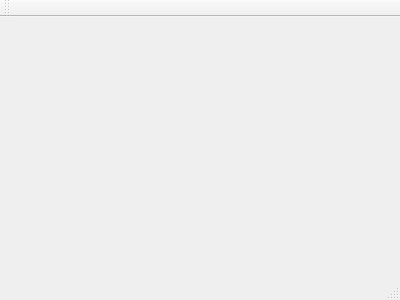
The window that A7-Parachutes/A7-Parachutes/mainwindow.ui (thePeterPan/CS3505-2016) describes before a commit, drawn with Qt 5.
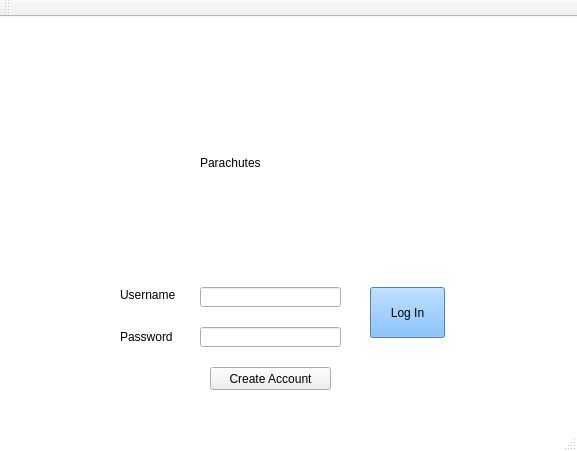
The same window after the commit. Icons and pictures are not drawn.

The edit to the form file:
```diff
--- a/A7-Parachutes/A7-Parachutes/mainwindow.ui
+++ b/A7-Parachutes/A7-Parachutes/mainwindow.ui
@@ -1,24 +1,182 @@
 <ui version="4.0">
  <class>MainWindow</class>
- <widget class="QMainWindow" name="MainWindow" >
-  <property name="geometry" >
+ <widget class="QMainWindow" name="MainWindow">
+  <property name="geometry">
    <rect>
     <x>0</x>
     <y>0</y>
-    <width>400</width>
-    <height>300</height>
+    <width>577</width>
+    <height>451</height>
    </rect>
   </property>
   <property name="windowTitle" >
    <string>MainWindow</string>
   </property>
-  <widget class="QMenuBar" name="menuBar" />
-  <widget class="QToolBar" name="mainToolBar" />
-  <widget class="QWidget" name="centralWidget" />
-  <widget class="QStatusBar" name="statusBar" />
+  <property name="styleSheet">
+   <string notr="true">QMainWindow{
+background-color: rgb(255, 255, 255);
+
+}
+
+Qwidget{
+background-color: rgb(255, 255, 255);
+
+}</string>
+  </property>
+  <widget class="QWidget" name="centralWidget">
+   <widget class="QLabel" name="imageLabel">
+    <property name="geometry">
+     <rect>
+      <x>160</x>
+      <y>40</y>
+      <width>251</width>
+      <height>201</height>
+     </rect>
+    </property>
+    <property name="text">
+     <string/>
+    </property>
+    <property name="pixmap">
+     <pixmap resource="images.qrc">:/C:/Users/dguser/Desktop/cloud.png</pixmap>
+    </property>
+   </widget>
+   <widget class="QLabel" name="username">
+    <property name="geometry">
+     <rect>
+      <x>200</x>
+      <y>130</y>
+      <width>171</width>
+      <height>31</height>
+     </rect>
+    </property>
+    <property name="styleSheet">
+     <string notr="true">font: 75 22pt &quot;Fixedsys&quot;;</string>
+    </property>
+    <property name="text">
+     <string>Parachutes</string>
+    </property>
+   </widget>
+   <widget class="QLabel" name="username_2">
+    <property name="geometry">
+     <rect>
+      <x>120</x>
+      <y>270</y>
+      <width>71</width>
+      <height>16</height>
+     </rect>
+    </property>
+    <property name="styleSheet">
+     <string notr="true">font: 9pt &quot;Fixedsys&quot;;</string>
+    </property>
+    <property name="text">
+     <string>Username</string>
+    </property>
+   </widget>
+   <widget class="QLabel" name="label">
+    <property name="geometry">
+     <rect>
+      <x>120</x>
+      <y>310</y>
+      <width>71</width>
+      <height>20</height>
+     </rect>
+    </property>
+    <property name="styleSheet">
+     <string notr="true">font: 9pt &quot;Fixedsys&quot;;</string>
+    </property>
+    <property name="text">
+     <string>Password</string>
+    </property>
+   </widget>
+   <widget class="QPushButton" name="pushButton">
+    <property name="geometry">
+     <rect>
+      <x>370</x>
+      <y>270</y>
+      <width>75</width>
+      <height>51</height>
+     </rect>
+    </property>
+    <property name="styleSheet">
+     <string notr="true">QPushButton{
+	font: 9pt &quot;Fixedsys&quot;;
+	background-color: rgb(102, 178, 255);
+
+
+}</string>
+    </property>
+    <property name="text">
+     <string>Log In</string>
+    </property>
+   </widget>
+   <widget class="QPushButton" name="pushButton_2">
+    <property name="geometry">
+     <rect>
+      <x>210</x>
+      <y>350</y>
+      <width>121</width>
+      <height>23</height>
+     </rect>
+    </property>
+    <property name="styleSheet">
+     <string notr="true">QPushButton{
+font: 9pt &quot;Fixedsys&quot;;
+}</string>
+    </property>
+    <property name="text">
+     <string>Create Account</string>
+    </property>
+   </widget>
+   <widget class="QLineEdit" name="lineEdit">
+    <property name="geometry">
+     <rect>
+      <x>200</x>
+      <y>270</y>
+      <width>141</width>
+      <height>20</height>
+     </rect>
+    </property>
+   </widget>
+   <widget class="QLineEdit" name="lineEdit_2">
+    <property name="geometry">
+     <rect>
+      <x>200</x>
+      <y>310</y>
+      <width>141</width>
+      <height>20</height>
+     </rect>
+    </property>
+    <property name="inputMethodHints">
+     <set>Qt::ImhHiddenText|Qt::ImhSensitiveData</set>
+    </property>
+    <property name="inputMask">
+     <string/>
+    </property>
+   </widget>
+  </widget>
+  <widget class="QMenuBar" name="menuBar">
+   <property name="geometry">
+    <rect>
+     <x>0</x>
+     <y>0</y>
+     <width>577</width>
+     <height>23</height>
+    </rect>
+   </property>
+  </widget>
+  <widget class="QToolBar" name="mainToolBar">
+   <attribute name="toolBarArea">
+    <enum>TopToolBarArea</enum>
+   </attribute>
+   <attribute name="toolBarBreak">
+    <bool>false</bool>
+   </attribute>
+  </widget>
+  <widget class="QStatusBar" name="statusBar"/>
  </widget>
- <layoutDefault spacing="6" margin="11" />
- <pixmapfunction></pixmapfunction>
- <resources/>
+ <layoutdefault spacing="6" margin="11"/>
+ <resources>
+  <include location="images.qrc"/>
+ </resources>
  <connections/>
 </ui>
```
Left out of the diff: 3 changed lines with no effect on the pictures.
